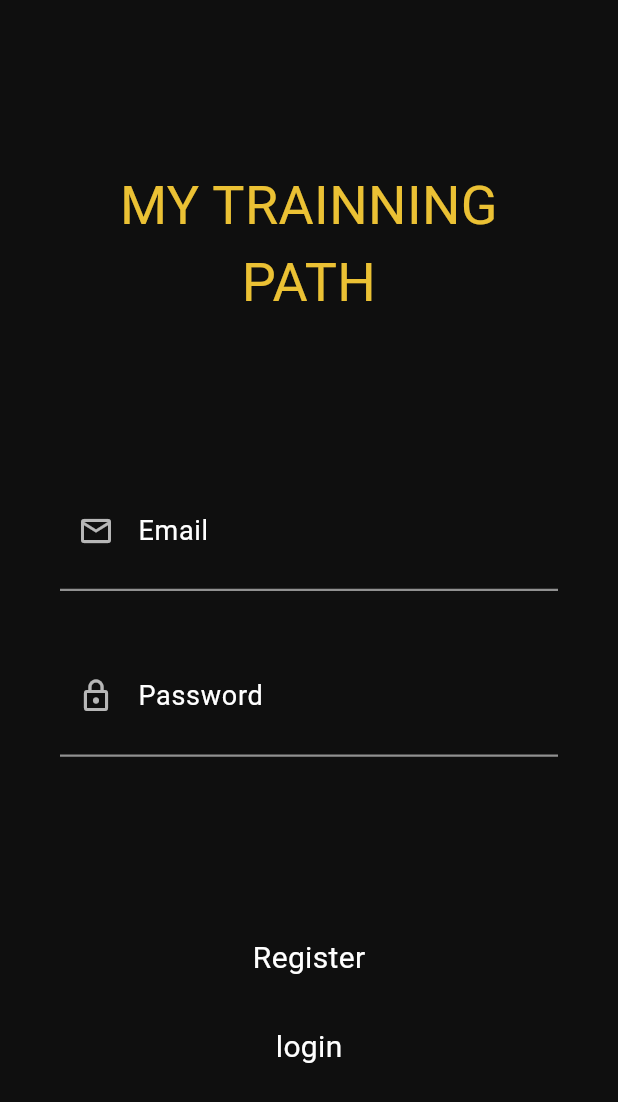
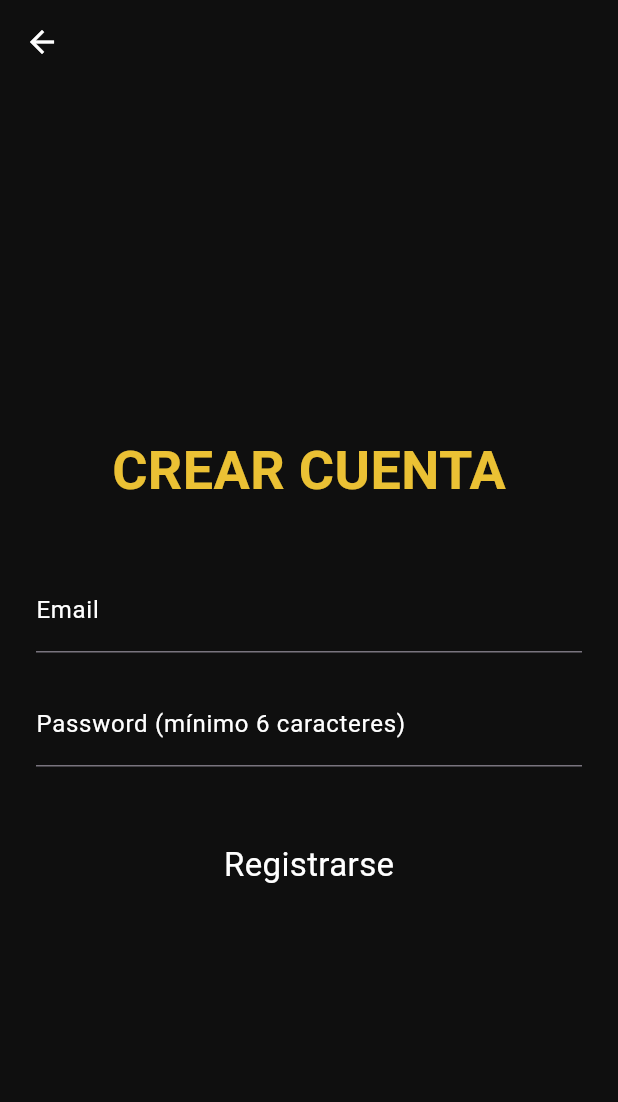
Before and after one commit to Oeaon/my_trainning_path, a Flutter app: the screen it shows after launch, after a tap on "Register", on a phone screen of 412 x 824 dp. Shown: the top 1102 px of the screen. Run offline on Flutter 3.47's test engine with Material 3 defaults, Android fonts, the phone set to English and light mode, and no system bars; our stand-ins replace firebase_auth, firebase_core, shared_preferences; accounts and stored records are empty; Roboto replaces fonts that are missing (GrindAndDeath, NotoSans).

Commit message:
Model,view and viewmodel for register screen and home screen. Registration and login controlled. Succesful registration and login in firebase

```diff
--- a/lib/main.dart
+++ b/lib/main.dart
@@ -1,33 +1,41 @@
 import 'package:flutter/material.dart';
 import 'package:firebase_core/firebase_core.dart';
+import 'package:provider/provider.dart';
+
 import 'core/config/firebase_options.dart';
 import 'view/login_screen.dart';
+import 'view-model/auth_viewmodel.dart';
 
 void main() async {
+  WidgetsFlutterBinding.ensureInitialized();
 
-  WidgetsFlutterBinding.ensureInitialized();
   await Firebase.initializeApp(
     options: DefaultFirebaseOptions.currentPlatform,
   );
 
-  runApp(const MainApp());
-
+  runApp(
+    MultiProvider(
+      providers: [
+        ChangeNotifierProvider(create: (_) => AuthViewModel()),
+      ],
+      child: const MyApp(),
+    ),
+  );
 }
 
-class MainApp extends StatelessWidget {
-  const MainApp({super.key});
+class MyApp extends StatelessWidget {
+  const MyApp({super.key});
 
   @override
   Widget build(BuildContext context) {
-return MaterialApp(
-      title: 'My Trainning Path Login',
+    return MaterialApp(
+      title: 'My Training Path',
+      debugShowCheckedModeBanner: false,
       theme: ThemeData(
-        // Configuración básica del tema para combinar con el diseño oscuro
         scaffoldBackgroundColor: const Color(0xFF0F0F0F),
         useMaterial3: true,
-        // Puedes definir un tema de texto blanco por defecto aquí si lo prefieres
       ),
-      home: LoginScreen(),
+      home: const LoginScreen(),
     );
   }
 }
--- a/lib/view/login_screen.dart
+++ b/lib/view/login_screen.dart
@@ -1,83 +1,150 @@
 import 'package:flutter/material.dart';
+import 'package:provider/provider.dart';
+import 'package:shared_preferences/shared_preferences.dart';
 
-class LoginScreen extends StatelessWidget {
+import '../view-model/auth_viewmodel.dart';
+import 'home_screen.dart';
+import 'register_screen.dart';
+
+class LoginScreen extends StatefulWidget {
   const LoginScreen({super.key});
 
+  @override
+  State<LoginScreen> createState() => _LoginScreenState();
+}
+
+class _LoginScreenState extends State<LoginScreen> {
+  final TextEditingController _emailController = TextEditingController();
+  final TextEditingController _passwordController = TextEditingController();
 
   static const Color _customBackgroundColor = Color(0xFF0F0F0F);
-
   static const Color _customYellow = Color(0xFFEBC134);
 
+  @override
+  void initState() {
+    super.initState();
+    _loadSavedEmail();
+  }
 
-  static const TextStyle _customTitleStyle = TextStyle(
-    color: _customYellow,
-    fontSize: 36,
-    //fontWeight: FontWeight.bold,
-    fontFamily: 'GrindAndDeath',
+  @override
+  void dispose() {
+    _emailController.dispose();
+    _passwordController.dispose();
+    super.dispose();
+  }
+
+  Future<void> _loadSavedEmail() async {
+    final prefs = await SharedPreferences.getInstance();
+    final savedEmail = prefs.getString('saved_email');
+    if (savedEmail != null && savedEmail.isNotEmpty) {
+      setState(() {
+        _emailController.text = savedEmail;
+      });
+    }
+  }
+
+  Future<void> _saveEmail() async {
+    final prefs = await SharedPreferences.getInstance();
+    final email = _emailController.text.trim();
+    if (email.isNotEmpty) {
+      await prefs.setString('saved_email', email);
+    }
+  }
+
+  // --- ACCIÓN BOTÓN LOGIN ---
+  void _onLoginPressed() async {
+    await _saveEmail();
+
+    if (!mounted) return;
+
+    final authViewModel = context.read<AuthViewModel>();
+    final success = await authViewModel.login(
+      _emailController.text,
+      _passwordController.text,
     );
 
-  static const TextStyle _customFormLabelStyle = TextStyle(
-    color: Colors.white,
-    fontSize: 18,
-    fontFamily: 'NotoSans',
+    if (!mounted) return;
+
+    if (success) {
+      // NAVEGA A LA NUEVA PANTALLA (HOME) Y ELIMINA EL LOGIN DEL STACK
+      Navigator.pushReplacement(
+        context,
+        MaterialPageRoute(builder: (_) => const HomeScreen()),
       );
-
-  static const TextStyle _customButtonStyle = TextStyle(
-    color: Colors.white,
-    fontSize: 20,
-    fontFamily: 'NotoSans',
+    } else {
+      // Muestra el mensaje de error si las credenciales son incorrectas
+      ScaffoldMessenger.of(context).showSnackBar(
+        SnackBar(
+          backgroundColor: Colors.redAccent,
+          content: Text(authViewModel.errorMessage ?? 'Error al iniciar sesión'),
+        ),
       );
+    }
+  }
 
   @override
   Widget build(BuildContext context) {
+    final authViewModel = context.watch<AuthViewModel>();
+    final screenHeight = MediaQuery.of(context).size.height;
+
     return Scaffold(
       backgroundColor: _customBackgroundColor,
-      body: Center(
+      body: SafeArea(
+        child: Center(
           child: SingleChildScrollView(
             child: Padding(
-            padding: const EdgeInsets.symmetric(horizontal: 40.0),
+              padding: const EdgeInsets.symmetric(horizontal: 24.0, vertical: 16.0),
+              child: ConstrainedBox(
+                constraints: const BoxConstraints(maxWidth: 420),
                 child: Column(
                   mainAxisAlignment: MainAxisAlignment.center,
                   crossAxisAlignment: CrossAxisAlignment.center,
                   children: [
-
-                const Text(
+                    const FittedBox(
+                      fit: BoxFit.scaleDown,
+                      child: Text(
                         'MY TRAINNING PATH',
-                  style: _customTitleStyle,
+                        style: TextStyle(
+                          color: _customYellow,
+                          fontSize: 42,
+                          fontWeight: FontWeight.bold,
+                          fontFamily: 'GrindAndDeath',
+                        ),
                         textAlign: TextAlign.center,
                       ),
-                const SizedBox(height: 100), // Espaciado grande debajo del título
+                    ),
 
-                // --- FORMULARIO ---
-                _buildTextField('Email', Icons.email_outlined),
-                const SizedBox(height: 30), // Espaciado entre campos
-                _buildTextField('Password', Icons.lock_outline, isObscure: true),
-                const SizedBox(height: 120), // Espaciado muy grande antes de los botones inferiores
+                    SizedBox(height: screenHeight * 0.07),
 
-                // --- BOTONES INFERIORES ---
-                // "Register" - Centralizado y blanco
+                    _buildTextField('Email', Icons.email_outlined, _emailController),
+                    SizedBox(height: screenHeight * 0.025),
+                    _buildTextField('Password', Icons.lock_outline, _passwordController, isObscure: true),
+
+                    SizedBox(height: screenHeight * 0.09),
+
+                    // BOTÓN NAVEGAR A REGISTRO
                     InkWell(
                       onTap: () {
-                    // Acción para ir a la pantalla de registro
+                        Navigator.push(
+                          context,
+                          MaterialPageRoute(builder: (_) => const RegisterScreen()),
+                        );
                       },
-                  child: const Text(
-                    'Register',
-                    style: _customButtonStyle,
+                      child: const Text('Register', style: TextStyle(color: Colors.white, fontSize: 20)),
+                    ),
+
+                    SizedBox(height: screenHeight * 0.025),
+
+                    // BOTÓN LOGIN
+                    authViewModel.isLoading
+                        ? const CircularProgressIndicator(color: _customYellow)
+                        : InkWell(
+                            onTap: _onLoginPressed,
+                            child: const Text('login', style: TextStyle(color: Colors.white, fontSize: 20)),
+                          ),
+                  ],
                 ),
               ),
-                const SizedBox(height: 30), // Espaciado entre botones
-
-                // "login" - Centralizado y blanco (coincidiendo con la minúscula de la imagen)
-                InkWell(
-                  onTap: () {
-                    // Acción para iniciar sesión
-                  },
-                  child: const Text(
-                    'login',
-                    style: _customButtonStyle,
-                  ),
-                ),
-              ],
             ),
           ),
         ),
@@ -85,22 +152,18 @@ class LoginScreen extends StatelessWidget {
     );
   }
 
-  // --- Widget helper para crear los campos de texto con iconos ---
-  Widget _buildTextField(String label, IconData icon, {bool isObscure = false}) {
+  Widget _buildTextField(String label, IconData icon, TextEditingController controller, {bool isObscure = false}) {
     return TextField(
+      controller: controller,
       obscureText: isObscure,
-      style: _customFormLabelStyle, // Para el texto que el usuario escribe
+      style: const TextStyle(color: Colors.white, fontSize: 18),
       decoration: InputDecoration(
         labelText: label,
-        labelStyle: _customFormLabelStyle, // Para la etiqueta flotante (blanca)
-        prefixIcon: Icon(icon, color: Colors.white70), // Un icono blanco y sutil
-        enabledBorder: const UnderlineInputBorder(
-          borderSide: BorderSide(color: Colors.white54, width: 1.5),
-        ),
-        focusedBorder: const UnderlineInputBorder(
-          borderSide: BorderSide(color: _customYellow, width: 2.0),
-        ),
-        contentPadding: const EdgeInsets.symmetric(vertical: 18.0, horizontal: 10.0),
+        labelStyle: const TextStyle(color: Colors.white, fontSize: 18),
+        prefixIcon: Icon(icon, color: Colors.white70),
+        enabledBorder: const UnderlineInputBorder(borderSide: BorderSide(color: Colors.white54, width: 1.5)),
+        focusedBorder: const UnderlineInputBorder(borderSide: BorderSide(color: _customYellow, width: 2.0)),
+        contentPadding: const EdgeInsets.symmetric(vertical: 16.0, horizontal: 10.0),
       ),
     );
   }
--- /dev/null
+++ b/lib/view/register_screen.dart
@@ -0,0 +1,105 @@
+import 'package:flutter/material.dart';
+import 'package:provider/provider.dart';
+import '../view-model/auth_viewmodel.dart';
+import 'home_screen.dart';
+
+class RegisterScreen extends StatefulWidget {
+  const RegisterScreen({super.key});
+
+  @override
+  State<RegisterScreen> createState() => _RegisterScreenState();
+}
+
+class _RegisterScreenState extends State<RegisterScreen> {
+  final TextEditingController _emailController = TextEditingController();
+  final TextEditingController _passwordController = TextEditingController();
+
+  static const Color _customYellow = Color(0xFFEBC134);
+
+  void _onRegisterPressed() async {
+    final authViewModel = context.read<AuthViewModel>();
+    final success = await authViewModel.register(
+      _emailController.text,
+      _passwordController.text,
+    );
+
+    if (!mounted) return;
+
+    if (success) {
+      // Si el registro es correcto, navega a HomeScreen
+      Navigator.pushReplacement(
+        context,
+        MaterialPageRoute(builder: (_) => const HomeScreen()),
+      );
+    } else {
+      // Muestra error devuelto por Firebase (ej: usuario ya registrado)
+      ScaffoldMessenger.of(context).showSnackBar(
+        SnackBar(
+          backgroundColor: Colors.redAccent,
+          content: Text(authViewModel.errorMessage ?? 'Error al registrar'),
+        ),
+      );
+    }
+  }
+
+  @override
+  Widget build(BuildContext context) {
+    final authViewModel = context.watch<AuthViewModel>();
+
+    return Scaffold(
+      backgroundColor: const Color(0xFF0F0F0F),
+      appBar: AppBar(backgroundColor: Colors.transparent, iconTheme: const IconThemeData(color: Colors.white)),
+      body: SafeArea(
+        child: Center(
+          child: SingleChildScrollView(
+            padding: const EdgeInsets.symmetric(horizontal: 24.0),
+            child: ConstrainedBox(
+              constraints: const BoxConstraints(maxWidth: 420),
+              child: Column(
+                children: [
+                  const Text(
+                    'CREAR CUENTA',
+                    style: TextStyle(
+                      color: _customYellow,
+                      fontSize: 36,
+                      fontWeight: FontWeight.bold,
+                      fontFamily: 'GrindAndDeath',
+                    ),
+                  ),
+                  const SizedBox(height: 40),
+                  TextField(
+                    controller: _emailController,
+                    style: const TextStyle(color: Colors.white),
+                    decoration: const InputDecoration(
+                      labelText: 'Email',
+                      labelStyle: TextStyle(color: Colors.white),
+                      focusedBorder: UnderlineInputBorder(borderSide: BorderSide(color: _customYellow)),
+                    ),
+                  ),
+                  const SizedBox(height: 20),
+                  TextField(
+                    controller: _passwordController,
+                    obscureText: true,
+                    style: const TextStyle(color: Colors.white),
+                    decoration: const InputDecoration(
+                      labelText: 'Password (mínimo 6 caracteres)',
+                      labelStyle: TextStyle(color: Colors.white),
+                      focusedBorder: UnderlineInputBorder(borderSide: BorderSide(color: _customYellow)),
+                    ),
+                  ),
+                  const SizedBox(height: 50),
+                  authViewModel.isLoading
+                      ? const CircularProgressIndicator(color: _customYellow)
+                      : InkWell(
+                          onTap: _onRegisterPressed,
+                          child: const Text('Registrarse', style: TextStyle(color: Colors.white, fontSize: 22)),
+                        ),
+                ],
+              ),
+            ),
+          ),
+        ),
+      ),
+    );
+  }
+}
--- a/pubspec.yaml
+++ b/pubspec.yaml
@@ -11,6 +11,8 @@ dependencies:
     sdk: flutter
   firebase_core: ^4.12.1
   shared_preferences: ^2.5.5
+  firebase_auth: ^6.5.6
+  provider: ^6.1.5+1
 
 dev_dependencies:
   flutter_test:
```
Also changed, not shown: lib/core/services/auth_service.dart (added, +35 -0 lines), lib/view-model/auth_viewmodel.dart (added, +94 -0 lines), lib/view/home_screen.dart (added, +22 -0 lines), pubspec.lock, 3 other files. Lines whose indentation alone changed are shown as unchanged.
